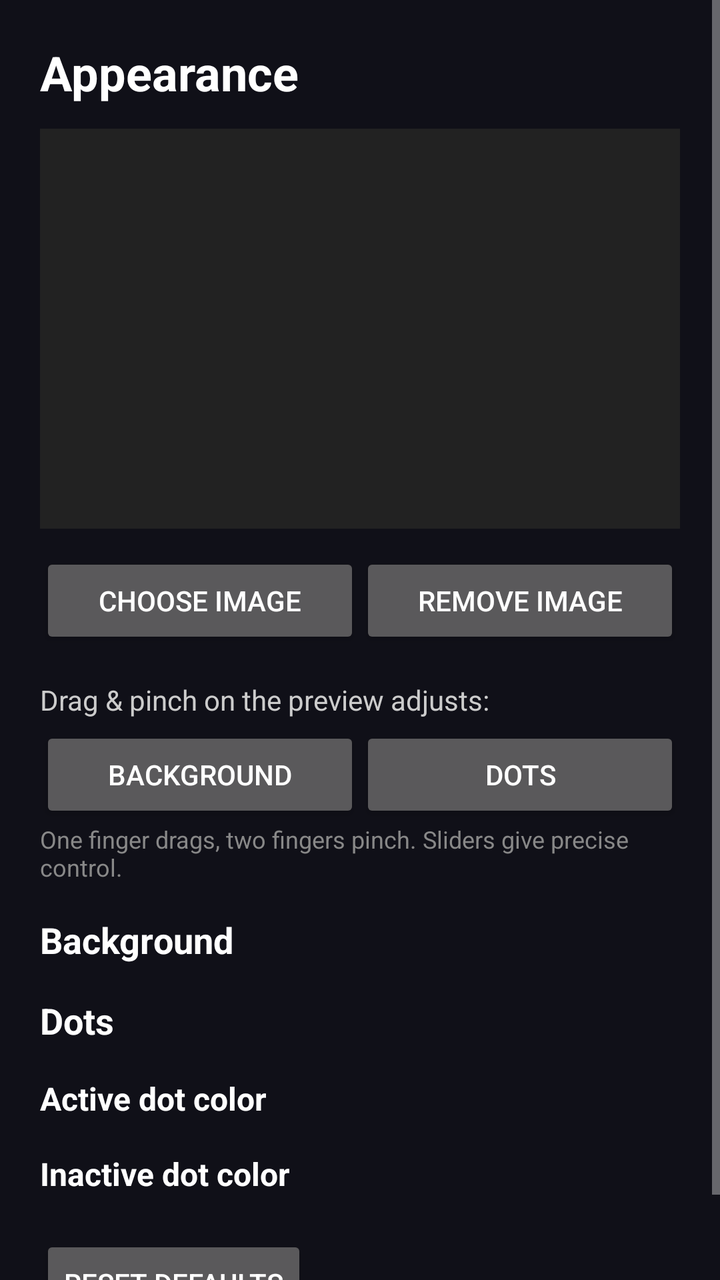
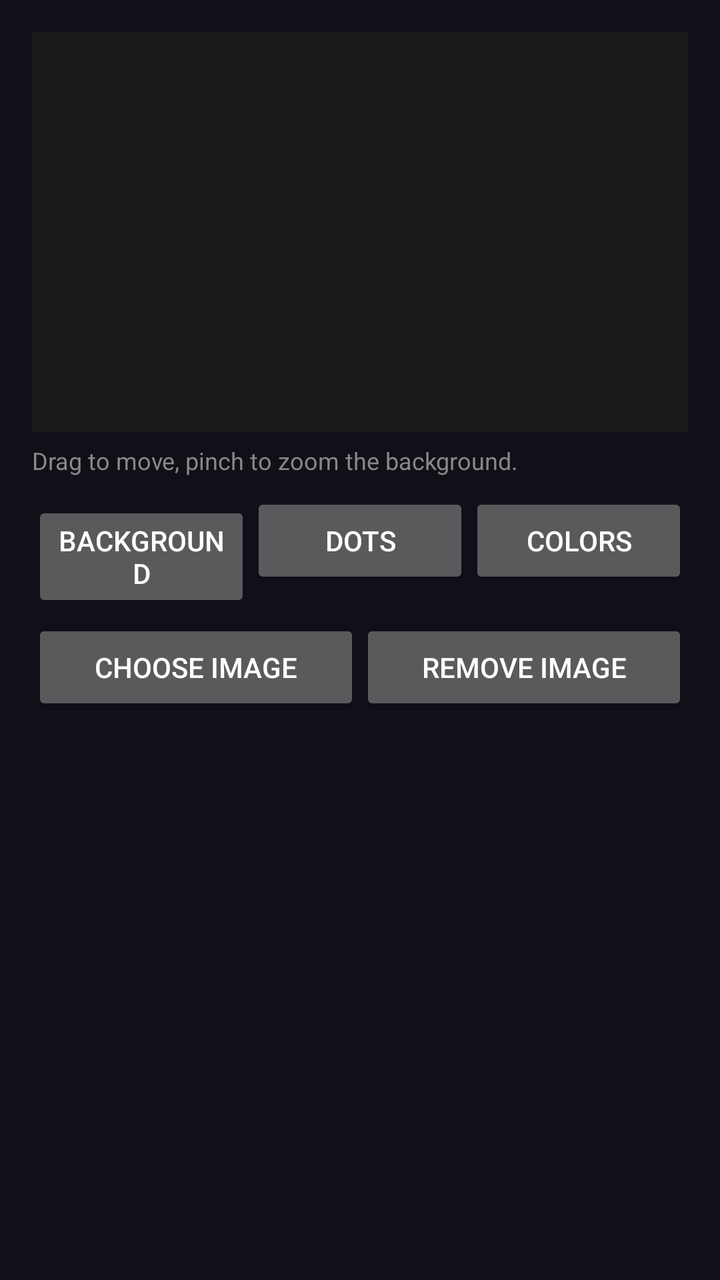

An Android layout rendered at two revisions. The XML below is the earlier revision; the diff shows what the commit changed to produce the second picture.
<!-- AndroidManifest.xml: application theme AppTheme -->
<!-- res/layout/activity_appearance.xml -->
<?xml version="1.0" encoding="utf-8"?>
<ScrollView xmlns:android="http://schemas.android.com/apk/res/android"
    android:layout_width="match_parent"
    android:layout_height="match_parent"
    android:fillViewport="true">

    <LinearLayout
        android:layout_width="match_parent"
        android:layout_height="wrap_content"
        android:orientation="vertical"
        android:padding="20dp">

        <TextView
            android:layout_width="wrap_content"
            android:layout_height="wrap_content"
            android:text="@string/appearance_title"
            android:textColor="@android:color/white"
            android:textSize="24sp"
            android:textStyle="bold" />

        <FrameLayout
            android:id="@+id/preview_container"
            android:layout_width="match_parent"
            android:layout_height="200dp"
            android:layout_marginTop="12dp"
            android:background="#222222" />

        <LinearLayout
            android:layout_width="match_parent"
            android:layout_height="wrap_content"
            android:layout_marginTop="12dp"
            android:orientation="horizontal">

            <Button
                android:id="@+id/btnChooseImage"
                android:layout_width="0dp"
                android:layout_height="wrap_content"
                android:layout_weight="1"
                android:text="@string/appearance_choose_image" />

            <Button
                android:id="@+id/btnRemoveImage"
                android:layout_width="0dp"
                android:layout_height="wrap_content"
                android:layout_weight="1"
                android:text="@string/appearance_remove_image" />
        </LinearLayout>

        <TextView
            android:layout_width="match_parent"
            android:layout_height="wrap_content"
            android:layout_marginTop="16dp"
            android:text="@string/appearance_gesture_mode"
            android:textColor="#CCCCCC"
            android:textSize="14sp" />

        <LinearLayout
            android:layout_width="match_parent"
            android:layout_height="wrap_content"
            android:layout_marginTop="4dp"
            android:orientation="horizontal">

            <Button
                android:id="@+id/btnModeBackground"
                android:layout_width="0dp"
                android:layout_height="wrap_content"
                android:layout_weight="1"
                android:text="@string/appearance_mode_background" />

            <Button
                android:id="@+id/btnModeDots"
                android:layout_width="0dp"
                android:layout_height="wrap_content"
                android:layout_weight="1"
                android:text="@string/appearance_mode_dots" />
        </LinearLayout>

        <TextView
            android:layout_width="match_parent"
            android:layout_height="wrap_content"
            android:text="@string/appearance_hint"
            android:textColor="#888888"
            android:textSize="12sp" />

        <TextView
            android:layout_width="wrap_content"
            android:layout_height="wrap_content"
            android:layout_marginTop="16dp"
            android:text="@string/appearance_section_background"
            android:textColor="@android:color/white"
            android:textSize="18sp"
            android:textStyle="bold" />

        <LinearLayout
            android:id="@+id/background_sliders"
            android:layout_width="match_parent"
            android:layout_height="wrap_content"
            android:orientation="vertical" />

        <TextView
            android:layout_width="wrap_content"
            android:layout_height="wrap_content"
            android:layout_marginTop="16dp"
            android:text="@string/appearance_section_dots"
            android:textColor="@android:color/white"
            android:textSize="18sp"
            android:textStyle="bold" />

        <LinearLayout
            android:id="@+id/dots_sliders"
            android:layout_width="match_parent"
            android:layout_height="wrap_content"
            android:orientation="vertical" />

        <TextView
            android:layout_width="wrap_content"
            android:layout_height="wrap_content"
            android:layout_marginTop="16dp"
            android:text="@string/appearance_color_active"
            android:textColor="@android:color/white"
            android:textSize="16sp"
            android:textStyle="bold" />

        <LinearLayout
            android:id="@+id/active_color_sliders"
            android:layout_width="match_parent"
            android:layout_height="wrap_content"
            android:orientation="vertical" />

        <TextView
            android:layout_width="wrap_content"
            android:layout_height="wrap_content"
            android:layout_marginTop="16dp"
            android:text="@string/appearance_color_inactive"
            android:textColor="@android:color/white"
            android:textSize="16sp"
            android:textStyle="bold" />

        <LinearLayout
            android:id="@+id/inactive_color_sliders"
            android:layout_width="match_parent"
            android:layout_height="wrap_content"
            android:orientation="vertical" />

        <Button
            android:id="@+id/btnResetAppearance"
            android:layout_width="wrap_content"
            android:layout_height="wrap_content"
            android:layout_marginTop="20dp"
            android:text="@string/appearance_reset" />
    </LinearLayout>
</ScrollView>
<!-- resources referenced by this layout -->
<resources>
  <string name="appearance_choose_image">Choose image</string>
  <string name="appearance_color_active">Active dot color</string>
  <string name="appearance_color_inactive">Inactive dot color</string>
  <string name="appearance_gesture_mode">Drag &amp; pinch on the preview adjusts:</string>
  <string name="appearance_hint">One finger drags, two fingers pinch. Sliders give precise control.</string>
  <string name="appearance_mode_background">Background</string>
  <string name="appearance_mode_dots">Dots</string>
  <string name="appearance_remove_image">Remove image</string>
  <string name="appearance_reset">Reset defaults</string>
  <string name="appearance_section_background">Background</string>
  <string name="appearance_section_dots">Dots</string>
  <string name="appearance_title">Appearance</string>
  <style name="AppTheme" parent="@android:style/Theme.Material.NoActionBar">
          <item name="android:windowBackground">#101018</item>
          <item name="android:colorAccent">#7C4DFF</item>
      </style>
</resources>

<!-- the commit's change to res/layout/activity_appearance.xml (unified diff, before → after) -->
@@ -1,152 +1,154 @@
 <?xml version="1.0" encoding="utf-8"?>
-<ScrollView xmlns:android="http://schemas.android.com/apk/res/android"
+<LinearLayout xmlns:android="http://schemas.android.com/apk/res/android"
     android:layout_width="match_parent"
     android:layout_height="match_parent"
-    android:fillViewport="true">
+    android:orientation="vertical"
+    android:padding="16dp">
+
+    <FrameLayout
+        android:id="@+id/preview_container"
+        android:layout_width="match_parent"
+        android:layout_height="200dp"
+        android:background="#1A1A1A" />
+
+    <TextView
+        android:id="@+id/tvHint"
+        android:layout_width="match_parent"
+        android:layout_height="wrap_content"
+        android:layout_marginTop="6dp"
+        android:text="@string/appearance_hint_background"
+        android:textColor="#888888"
+        android:textSize="12sp" />
 
     <LinearLayout
         android:layout_width="match_parent"
         android:layout_height="wrap_content"
-        android:orientation="vertical"
-        android:padding="20dp">
+        android:layout_marginTop="8dp"
+        android:orientation="horizontal">
 
-        <TextView
-            android:layout_width="wrap_content"
+        <Button
+            android:id="@+id/btnTabBackground"
+            android:layout_width="0dp"
             android:layout_height="wrap_content"
-            android:text="@string/appearance_title"
-            android:textColor="@android:color/white"
-            android:textSize="24sp"
-            android:textStyle="bold" />
+            android:layout_weight="1"
+            android:text="@string/appearance_tab_background" />
+
+        <Button
+            android:id="@+id/btnTabDots"
+            android:layout_width="0dp"
+            android:layout_height="wrap_content"
+            android:layout_weight="1"
+            android:text="@string/appearance_tab_dots" />
+
+        <Button
+            android:id="@+id/btnTabColors"
+            android:layout_width="0dp"
+            android:layout_height="wrap_content"
+            android:layout_weight="1"
+            android:text="@string/appearance_tab_colors" />
+    </LinearLayout>
+
+    <ScrollView
+        android:layout_width="match_parent"
+        android:layout_height="0dp"
+        android:layout_marginTop="8dp"
+        android:layout_weight="1"
+        android:fillViewport="true">
 
         <FrameLayout
-            android:id="@+id/preview_container"
             android:layout_width="match_parent"
-            android:layout_height="200dp"
-            android:layout_marginTop="12dp"
-            android:background="#222222" />
+            android:layout_height="wrap_content">
 
-        <LinearLayout
-            android:layout_width="match_parent"
-            android:layout_height="wrap_content"
-            android:layout_marginTop="12dp"
-            android:orientation="horizontal">
+            <LinearLayout
+                android:id="@+id/tab_background"
+                android:layout_width="match_parent"
+                android:layout_height="wrap_content"
+                android:orientation="vertical">
 
-            <Button
-                android:id="@+id/btnChooseImage"
-                android:layout_width="0dp"
+                <LinearLayout
+                    android:layout_width="match_parent"
+                    android:layout_height="wrap_content"
+                    android:orientation="horizontal">
+
+                    <Button
+                        android:id="@+id/btnChooseImage"
+                        android:layout_width="0dp"
+                        android:layout_height="wrap_content"
+                        android:layout_weight="1"
+                        android:text="@string/appearance_choose_image" />
+
+                    <Button
+                        android:id="@+id/btnRemoveImage"
+                        android:layout_width="0dp"
+                        android:layout_height="wrap_content"
+                        android:layout_weight="1"
+                        android:text="@string/appearance_remove_image" />
+                </LinearLayout>
+
+                <LinearLayout
+                    android:id="@+id/background_sliders"
+                    android:layout_width="match_parent"
+                    android:layout_height="wrap_content"
+                    android:orientation="vertical" />
+            </LinearLayout>
+
+            <LinearLayout
+                android:id="@+id/tab_dots"
+                android:layout_width="match_parent"
                 android:layout_height="wrap_content"
-                android:layout_weight="1"
-                android:text="@string/appearance_choose_image" />
+                android:orientation="vertical"
+                android:visibility="gone">
 
-            <Button
-                android:id="@+id/btnRemoveImage"
-                android:layout_width="0dp"
+                <LinearLayout
+                    android:id="@+id/dots_sliders"
+                    android:layout_width="match_parent"
+                    android:layout_height="wrap_content"
+                    android:orientation="vertical" />
+            </LinearLayout>
+
+            <LinearLayout
+                android:id="@+id/tab_colors"
+                android:layout_width="match_parent"
                 android:layout_height="wrap_content"
-                android:layout_weight="1"
-                android:text="@string/appearance_remove_image" />
-        </LinearLayout>
+                android:orientation="vertical"
+                android:visibility="gone">
 
-        <TextView
-            android:layout_width="match_parent"
-            android:layout_height="wrap_content"
-            android:layout_marginTop="16dp"
-            android:text="@string/appearance_gesture_mode"
-            android:textColor="#CCCCCC"
-            android:textSize="14sp" />
+                <TextView
+                    android:layout_width="wrap_content"
+                    android:layout_height="wrap_content"
+                    android:text="@string/appearance_color_active"
+                    android:textColor="@android:color/white"
+                    android:textSize="16sp"
+                    android:textStyle="bold" />
 
-        <LinearLayout
-            android:layout_width="match_parent"
-            android:layout_height="wrap_content"
-            android:layout_marginTop="4dp"
-            android:orientation="horizontal">
+                <LinearLayout
+                    android:id="@+id/active_color_sliders"
+                    android:layout_width="match_parent"
+                    android:layout_height="wrap_content"
+                    android:orientation="vertical" />
 
-            <Button
-                android:id="@+id/btnModeBackground"
-                android:layout_width="0dp"
-                android:layout_height="wrap_content"
-                android:layout_weight="1"
-                android:text="@string/appearance_mode_background" />
+                <TextView
+                    android:layout_width="wrap_content"
+                    android:layout_height="wrap_content"
+                    android:layout_marginTop="16dp"
+                    android:text="@string/appearance_color_inactive"
+                    android:textColor="@android:color/white"
+                    android:textSize="16sp"
+                    android:textStyle="bold" />
 
-            <Button
-                android:id="@+id/btnModeDots"
-                android:layout_width="0dp"
-                android:layout_height="wrap_content"
-                android:layout_weight="1"
-                android:text="@string/appearance_mode_dots" />
-        </LinearLayout>
+                <LinearLayout
+                    android:id="@+id/inactive_color_sliders"
+                    android:layout_width="match_parent"
+                    android:layout_height="wrap_content"
+                    android:orientation="vertical" />
 
-        <TextView
-            android:layout_width="match_parent"
-            android:layout_height="wrap_content"
-            android:text="@string/appearance_hint"
-            android:textColor="#888888"
-            android:textSize="12sp" />
-
-        <TextView
-            android:layout_width="wrap_content"
-            android:layout_height="wrap_content"
-            android:layout_marginTop="16dp"
-            android:text="@string/appearance_section_background"
-            android:textColor="@android:color/white"
-            android:textSize="18sp"
-            android:textStyle="bold" />
-
-        <LinearLayout
-            android:id="@+id/background_sliders"
-            android:layout_width="match_parent"
-            android:layout_height="wrap_content"
-            android:orientation="vertical" />
-
-        <TextView
-            android:layout_width="wrap_content"
-            android:layout_height="wrap_content"
-            android:layout_marginTop="16dp"
-            android:text="@string/appearance_section_dots"
-            android:textColor="@android:color/white"
-            android:textSize="18sp"
-            android:textStyle="bold" />
-
-        <LinearLayout
-            android:id="@+id/dots_sliders"
-            android:layout_width="match_parent"
-            android:layout_height="wrap_content"
-            android:orientation="vertical" />
-
-        <TextView
-            android:layout_width="wrap_content"
-            android:layout_height="wrap_content"
-            android:layout_marginTop="16dp"
-            android:text="@string/appearance_color_active"
-            android:textColor="@android:color/white"
-            android:textSize="16sp"
-            android:textStyle="bold" />
-
-        <LinearLayout
-            android:id="@+id/active_color_sliders"
-            android:layout_width="match_parent"
-            android:layout_height="wrap_content"
-            android:orientation="vertical" />
-
-        <TextView
-            android:layout_width="wrap_content"
-            android:layout_height="wrap_content"
-            android:layout_marginTop="16dp"
-            android:text="@string/appearance_color_inactive"
-            android:textColor="@android:color/white"
-            android:textSize="16sp"
-            android:textStyle="bold" />
-
-        <LinearLayout
-            android:id="@+id/inactive_color_sliders"
-            android:layout_width="match_parent"
-            android:layout_height="wrap_content"
-            android:orientation="vertical" />
-
-        <Button
-            android:id="@+id/btnResetAppearance"
-            android:layout_width="wrap_content"
-            android:layout_height="wrap_content"
-            android:layout_marginTop="20dp"
-            android:text="@string/appearance_reset" />
-    </LinearLayout>
-</ScrollView>
+                <Button
+                    android:id="@+id/btnResetAppearance"
+                    android:layout_width="wrap_content"
+                    android:layout_height="wrap_content"
+                    android:layout_marginTop="20dp"
+                    android:text="@string/appearance_reset" />
+            </LinearLayout>
+        </FrameLayout>
+    </ScrollView>
+</LinearLayout>
<!-- resource entries referenced after the edit -->
@@ -3,15 +3,12 @@
   <string name="appearance_choose_image">Choose image</string>
   <string name="appearance_color_active">Active dot color</string>
   <string name="appearance_color_inactive">Inactive dot color</string>
-  <string name="appearance_gesture_mode">Drag &amp; pinch on the preview adjusts:</string>
-  <string name="appearance_hint">One finger drags, two fingers pinch. Sliders give precise control.</string>
-  <string name="appearance_mode_background">Background</string>
-  <string name="appearance_mode_dots">Dots</string>
+  <string name="appearance_hint_background">Drag to move, pinch to zoom the background.</string>
   <string name="appearance_remove_image">Remove image</string>
   <string name="appearance_reset">Reset defaults</string>
-  <string name="appearance_section_background">Background</string>
-  <string name="appearance_section_dots">Dots</string>
-  <string name="appearance_title">Appearance</string>
+  <string name="appearance_tab_background">Background</string>
+  <string name="appearance_tab_colors">Colors</string>
+  <string name="appearance_tab_dots">Dots</string>
   <style name="AppTheme" parent="@android:style/Theme.Material.NoActionBar">
           <item name="android:windowBackground">#101018</item>
           <item name="android:colorAccent">#7C4DFF</item>
